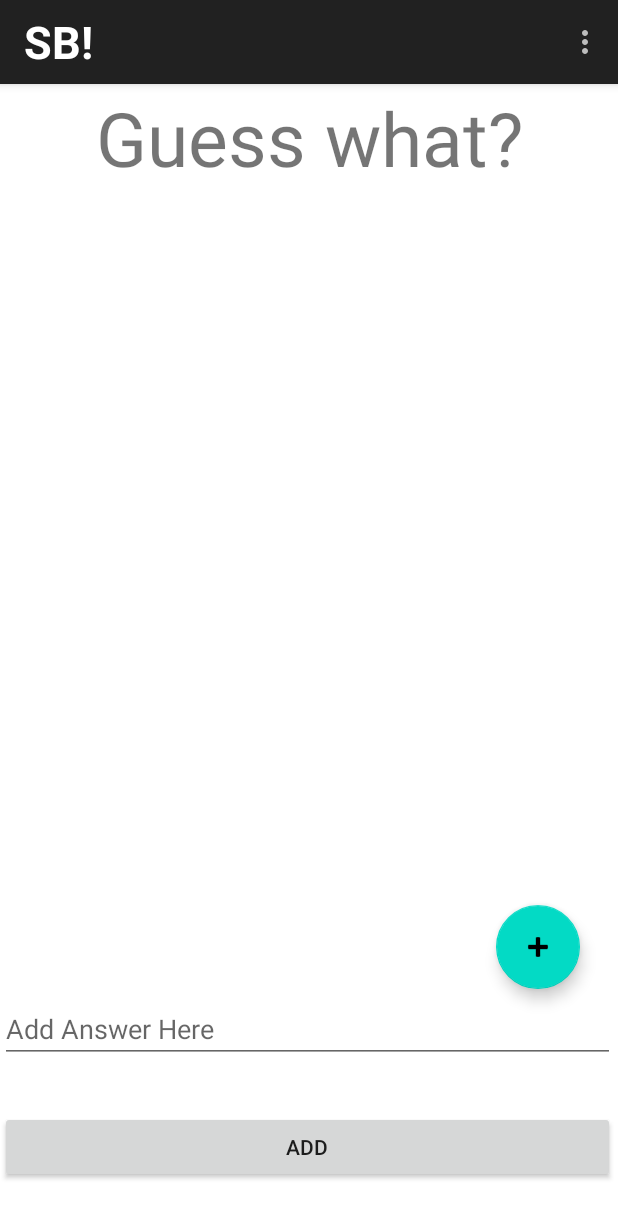
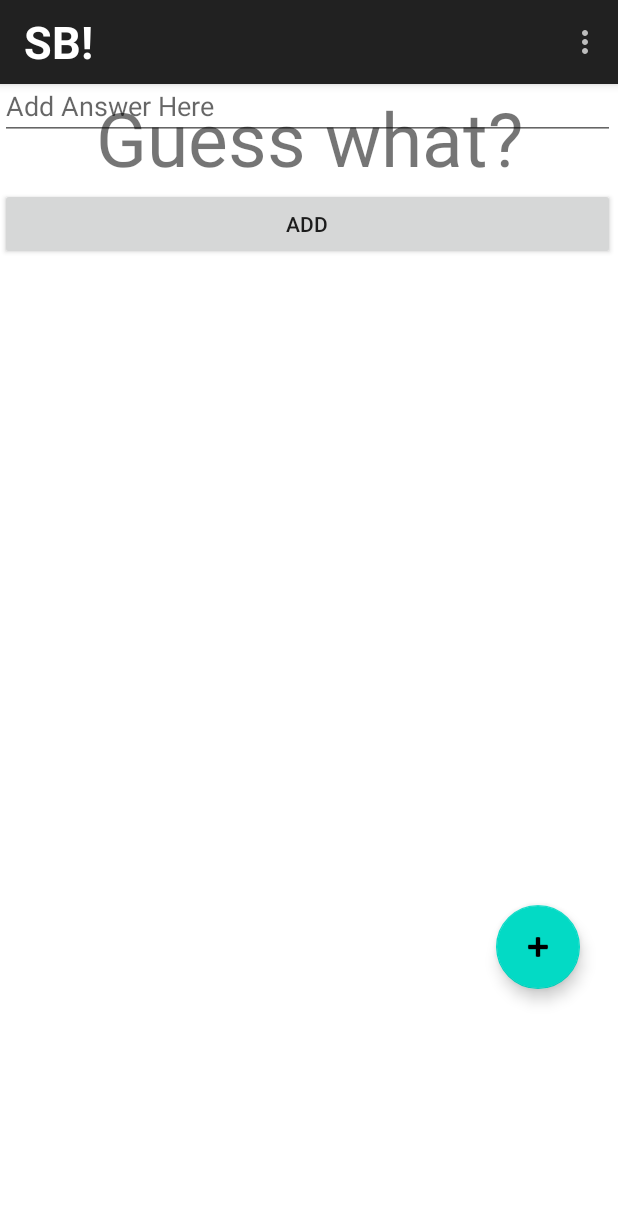
Before and after one commit to CMPUT301W21T10/Project007, an Android app: the fragment AnswerFragment placed in its activity, on a phone screen of 412 x 824 dp. Shown: the top 1218 px of the screen. Run offline under Robolectric (Android 15) with nearby library versions, the phone set to English and light mode, and no system bars; our stand-ins replace Firebase (no records; nobody signed in at launch, a user with empty details on screens opened directly); 2 statements that could not run were skipped.

Commit message:
Fixing bug1

```diff
--- a/code/app/src/main/java/com/example/project007/QuestionActivity.java
+++ b/code/app/src/main/java/com/example/project007/QuestionActivity.java
@@ -85,9 +85,11 @@ public class QuestionActivity extends AppCompatActivity {
             @Override
             public void onItemClick(AdapterView<?> parent, View view, int position, long id) {
                 Question question = questionAdapter.getItem(position);
-
+                if(question != null) {
+                    Toast.makeText(getApplicationContext(), "Select1 Succeed", Toast.LENGTH_SHORT).show();
+                }
                 AnswerFragment fragment = new AnswerFragment();
-                Bundle b1 = new Bundle();
+                //Bundle b1 = new Bundle();
                 Bundle b2 = new Bundle();
                 Bundle b3 = new Bundle();
                 //b1.putString("Question Content", question.getQuestion());
@@ -116,7 +118,7 @@ public class QuestionActivity extends AppCompatActivity {
                 else{
                     Toast.makeText(getApplicationContext(), "Delete Failed", Toast.LENGTH_SHORT).show();
                 }
-                return false;
+                return true;
             }
         });
 
--- a/code/app/src/main/res/layout/fragment_answer.xml
+++ b/code/app/src/main/res/layout/fragment_answer.xml
@@ -1,5 +1,5 @@
 <?xml version="1.0" encoding="utf-8"?>
-<androidx.constraintlayout.widget.ConstraintLayout xmlns:android="http://schemas.android.com/apk/res/android"
+<LinearLayout xmlns:android="http://schemas.android.com/apk/res/android"
     xmlns:app="http://schemas.android.com/apk/res-auto"
     xmlns:tools="http://schemas.android.com/tools"
     android:layout_width="match_parent"
@@ -9,14 +9,9 @@
 
     <ListView
         android:id="@+id/answer_list"
-        android:layout_width="0dp"
-        android:layout_height="0dp"
-        android:layout_marginBottom="24dp"
-        app:layout_constraintBottom_toTopOf="@+id/add_answer_text"
-        app:layout_constraintEnd_toEndOf="parent"
-        app:layout_constraintHorizontal_bias="0.0"
-        app:layout_constraintStart_toStartOf="parent"
-        app:layout_constraintTop_toTopOf="parent">
+        android:layout_width="match_parent"
+        android:layout_height="wrap_content"
+        android:layout_marginBottom="24dp">
 
     </ListView>
 
@@ -27,12 +22,8 @@
         android:layout_marginTop="24dp"
         android:layout_marginBottom="16dp"
         android:ems="10"
-        android:inputType="textPersonName"
         android:hint="Add Answer Here"
-        app:layout_constraintBottom_toTopOf="@+id/add_answer_button"
-        app:layout_constraintEnd_toEndOf="parent"
-        app:layout_constraintStart_toStartOf="parent"
-        app:layout_constraintTop_toBottomOf="@+id/answer_list" />
+        android:inputType="textPersonName" />
 
     <Button
         android:id="@+id/add_answer_button"
@@ -40,10 +31,6 @@
         android:layout_height="wrap_content"
         android:layout_marginTop="16dp"
         android:layout_marginBottom="32dp"
-        android:text="Add"
-        app:layout_constraintBottom_toBottomOf="parent"
-        app:layout_constraintEnd_toEndOf="parent"
-        app:layout_constraintStart_toStartOf="parent"
-        app:layout_constraintTop_toBottomOf="@+id/add_answer_text" />
+        android:text="Add" />
 
-</androidx.constraintlayout.widget.ConstraintLayout>
+</LinearLayout>
```
